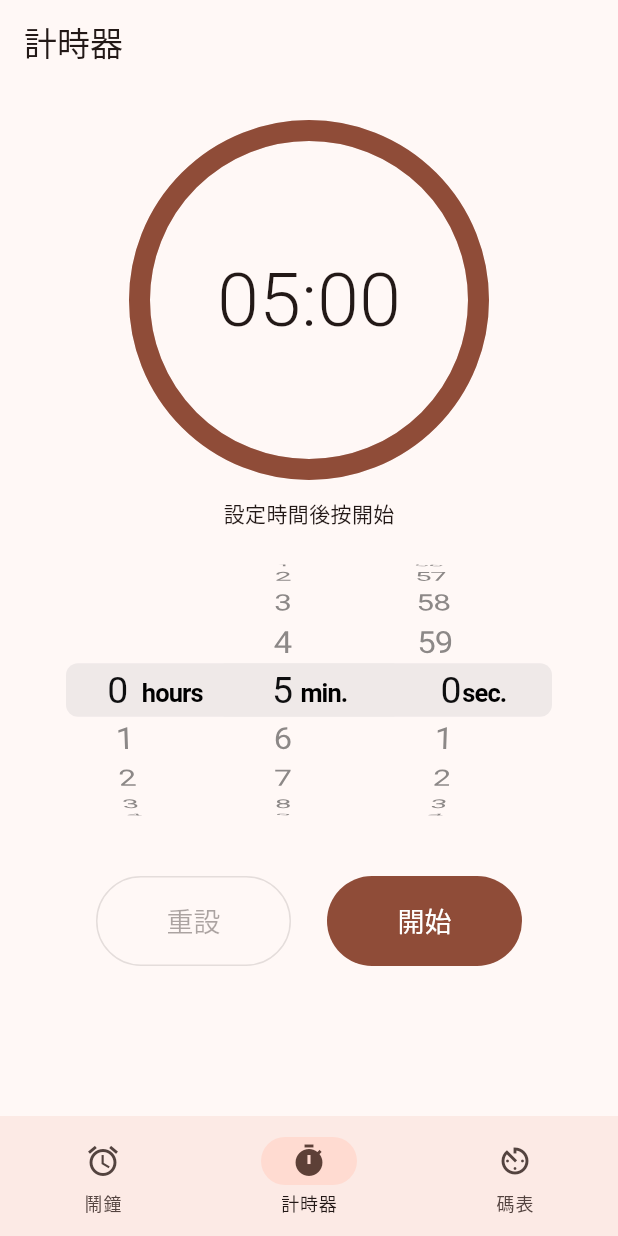
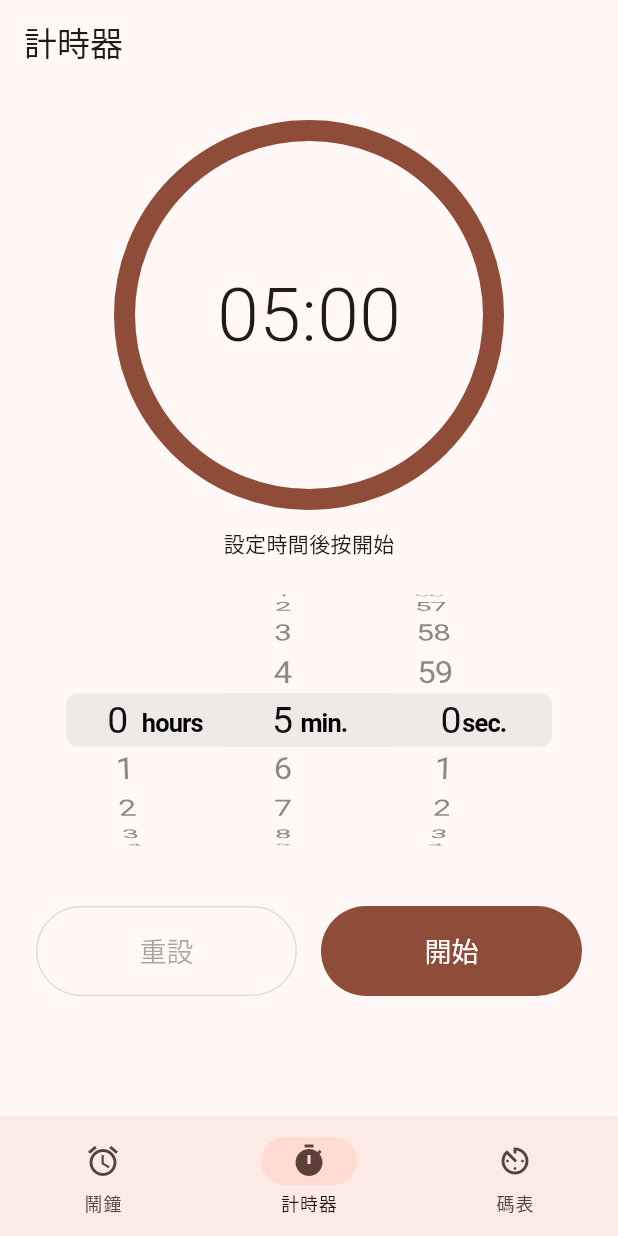
Before and after one commit to WontedDiscovery/WakeAlarm, a Flutter app: the screen it shows after launch, item 2 of the bottom bar chosen, on a phone screen of 412 x 824 dp. Run offline on Flutter 3.47's test engine with Material 3 defaults, Android fonts, the phone set to English and light mode, and no system bars; our stand-ins replace camera, cross_file, flutter_local_notifications, flutter_timezone, image_picker, share_plus and 2 more; missing offline and left inert: google_mlkit_commons, google_mlkit_pose_detection.

Commit message:
Improve timer page button layout and text scaling
Updated button layout and text scaling for better UI responsiveness.

```diff
--- a/lib/timer_page.dart
+++ b/lib/timer_page.dart
@@ -1,5 +1,6 @@
 import 'dart:async';
 import 'dart:math' as math;
+import 'dart:ui' show FontFeature;
 
 import 'package:flutter/cupertino.dart';
 import 'package:flutter/material.dart';
@@ -20,6 +21,12 @@ String fmtCountdown(Duration d) {
   String two(int v) => v.toString().padLeft(2, '0');
   return h > 0 ? '$h:${two(m)}:${two(s)}' : '${two(m)}:${two(s)}';
 }
+
+/// 按鈕文字：字太大時會自動縮小，不會換行或被切掉
+Widget _label(String text) => FittedBox(
+      fit: BoxFit.scaleDown,
+      child: Text(text, maxLines: 1, style: const TextStyle(fontSize: 18)),
+    );
 
 class TimerPage extends StatefulWidget {
   const TimerPage({super.key, required this.store});
@@ -209,6 +216,8 @@ class _TimerPageState extends State<TimerPage> with WidgetsBindingObserver {
     final caption = _phase == _Phase.running
         ? '計時中'
         : (_phase == _Phase.paused ? '已暫停' : '設定時間後按開始');
+    // 圓環大小跟著螢幕寬度變；數字放不下時會自動縮小，不會換行或跑出圓環
+    final ring = (MediaQuery.sizeOf(context).width - 96).clamp(200.0, 260.0).toDouble();
 
     return Scaffold(
       appBar: AppBar(
@@ -222,22 +231,34 @@ class _TimerPageState extends State<TimerPage> with WidgetsBindingObserver {
             child: Column(
               children: [
                 SizedBox(
-                  width: 240,
-                  height: 240,
+                  width: ring,
+                  height: ring,
                   child: Stack(
                     alignment: Alignment.center,
                     children: [
                       CustomPaint(
-                        size: const Size(240, 240),
+                        size: Size(ring, ring),
                         painter: _RingPainter(
                           progress: progress,
                           color: accent,
                           track: accent.withAlpha(50),
                         ),
                       ),
-                      Text(
+                      Padding(
+                        padding: EdgeInsets.symmetric(horizontal: ring * 0.16),
+                        child: FittedBox(
+                          fit: BoxFit.scaleDown,
+                          child: Text(
                             fmtCountdown(shown),
-                        style: const TextStyle(fontSize: 50, fontWeight: FontWeight.w300),
+                            maxLines: 1,
+                            softWrap: false,
+                            style: TextStyle(
+                              fontSize: 50,
+                              fontWeight: FontWeight.w300,
+                              fontFeatures: [FontFeature.tabularFigures()],
+                            ),
+                          ),
+                        ),
                       ),
                     ],
                   ),
@@ -258,27 +279,31 @@ class _TimerPageState extends State<TimerPage> with WidgetsBindingObserver {
                     ),
                   ),
                 const SizedBox(height: 24),
-                Row(
-                  mainAxisAlignment: MainAxisAlignment.center,
+                Padding(
+                  padding: const EdgeInsets.symmetric(horizontal: 24),
+                  child: Row(
                     children: [
-                    SizedBox(
-                      width: 130,
+                      Expanded(
+                        child: SizedBox(
                           height: 60,
                           child: OutlinedButton(
                             onPressed: idle ? null : () => unawaited(_reset()),
-                        child: const Text('重設', style: TextStyle(fontSize: 18)),
+                            child: _label('重設'),
                           ),
                         ),
-                    const SizedBox(width: 24),
-                    SizedBox(
-                      width: 130,
+                      ),
+                      const SizedBox(width: 16),
+                      Expanded(
+                        child: SizedBox(
                           height: 60,
                           child: FilledButton(
                             onPressed: _mainAction,
-                        child: Text(_mainLabel, style: const TextStyle(fontSize: 18)),
+                            child: _label(_mainLabel),
+                          ),
                         ),
                       ),
                     ],
+                  ),
                 ),
               ],
             ),
```
Lines whose indentation alone changed are shown as unchanged.
